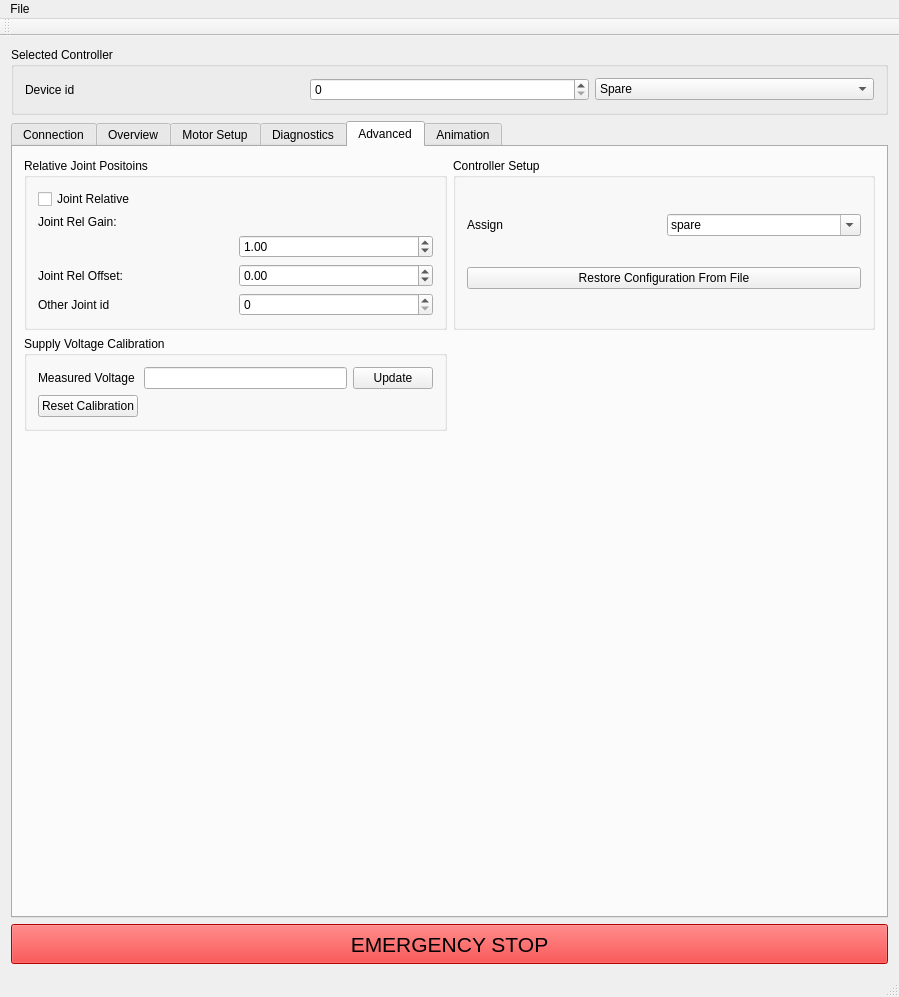
craftit/DogBotSoftware, file GUI/mainwindow.ui: the form before one commit.
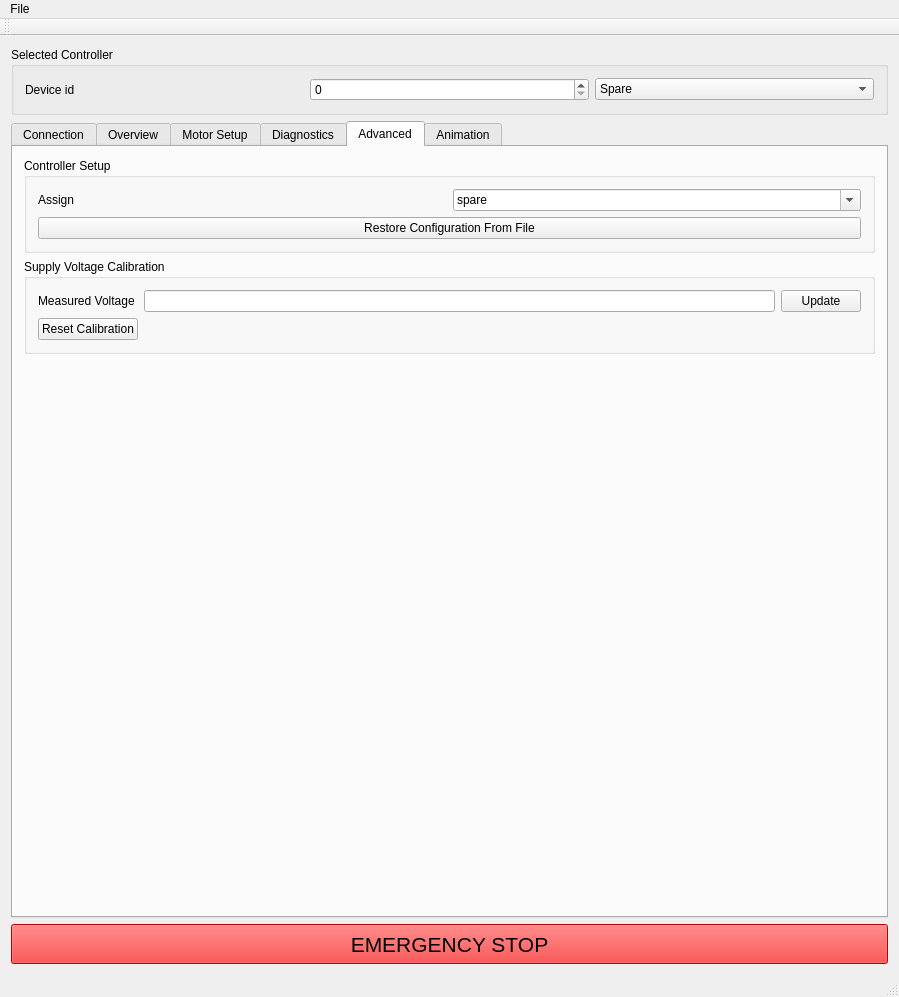
The form after the commit. The open tabs and pages were chosen to show the change. Icons and pictures are not drawn.

Commit message: Remove joint relative code to simplify firmware.

The edit to the form file:
```diff
--- a/GUI/mainwindow.ui
+++ b/GUI/mainwindow.ui
@@ -1293,70 +1293,53 @@
         <string>Advanced</string>
        </attribute>
        <layout class="QGridLayout" name="gridLayout_5">
+        <item row="4" column="0">
+         <spacer name="verticalSpacer_3">
+          <property name="orientation">
+           <enum>Qt::Vertical</enum>
+          </property>
+          <property name="sizeHint" stdset="0">
+           <size>
+            <width>20</width>
+            <height>40</height>
+           </size>
+          </property>
+         </spacer>
+        </item>
+        <item row="2" column="0">
+         <widget class="QGroupBox" name="groupBox_13">
+          <property name="title">
+           <string>Supply Voltage Calibration</string>
+          </property>
+          <layout class="QGridLayout" name="gridLayout_18">
+           <item row="0" column="2">
+            <widget class="QPushButton" name="pushButtonUpdateSupplyCal">
+             <property name="text">
+              <string>Update</string>
+             </property>
+            </widget>
+           </item>
+           <item row="0" column="1">
+            <widget class="QLineEdit" name="lineEditMeasuredSupplyVoltage"/>
+           </item>
+           <item row="0" column="0">
+            <widget class="QLabel" name="label_46">
+             <property name="text">
+              <string>Measured Voltage</string>
+             </property>
+            </widget>
+           </item>
+           <item row="1" column="0">
+            <widget class="QPushButton" name="pushButtonResetSupplyVoltageCal">
+             <property name="text">
+              <string>Reset Calibration</string>
+             </property>
+            </widget>
+           </item>
+          </layout>
+         </widget>
+        </item>
         <item row="0" column="0">
-         <widget class="QGroupBox" name="groupBox_2">
-          <property name="title">
-           <string>Relative Joint Positoins</string>
-          </property>
-          <layout class="QGridLayout" name="gridLayout_4">
-           <item row="3" column="1">
-            <widget class="QDoubleSpinBox" name="doubleSpinBoxJointRelOffset">
-             <property name="minimum">
-              <double>-360.000000000000000</double>
-             </property>
-             <property name="maximum">
-              <double>360.000000000000000</double>
-             </property>
-            </widget>
-           </item>
-           <item row="1" column="0">
-            <widget class="QLabel" name="label_16">
-             <property name="text">
-              <string>Joint Rel Gain:</string>
-             </property>
-            </widget>
-           </item>
-           <item row="3" column="0">
-            <widget class="QLabel" name="label_17">
-             <property name="text">
-              <string>Joint Rel Offset:</string>
-             </property>
-            </widget>
-           </item>
-           <item row="4" column="0">
-            <widget class="QLabel" name="label_6">
-             <property name="text">
-              <string>Other Joint id</string>
-             </property>
-            </widget>
-           </item>
-           <item row="4" column="1">
-            <widget class="QSpinBox" name="spinOtherJointId"/>
-           </item>
-           <item row="0" column="0">
-            <widget class="QCheckBox" name="checkBoxJointRelative">
-             <property name="text">
-              <string>Joint Relative</string>
-             </property>
-            </widget>
-           </item>
-           <item row="2" column="1">
-            <widget class="QDoubleSpinBox" name="doubleSpinBoxJointRelGain">
-             <property name="minimum">
-              <double>-10.000000000000000</double>
-             </property>
-             <property name="maximum">
-              <double>10.000000000000000</double>
-             </property>
-             <property name="value">
-              <double>1.000000000000000</double>
-             </property>
-            </widget>
-           </item>
-          </layout>
-         </widget>
-        </item>
-        <item row="0" column="1">
          <widget class="QGroupBox" name="groupBox_11">
           <property name="title">
            <string>Controller Setup</string>
@@ -1451,65 +1434,6 @@
           </layout>
          </widget>
         </item>
-        <item row="1" column="0">
-         <widget class="QGroupBox" name="groupBox_13">
-          <property name="title">
-           <string>Supply Voltage Calibration</string>
-          </property>
-          <layout class="QGridLayout" name="gridLayout_18">
-           <item row="0" column="2">
-            <widget class="QPushButton" name="pushButtonUpdateSupplyCal">
-             <property name="text">
-              <string>Update</string>
-             </property>
-            </widget>
-           </item>
-           <item row="0" column="1">
-            <widget class="QLineEdit" name="lineEditMeasuredSupplyVoltage"/>
-           </item>
-           <item row="0" column="0">
-            <widget class="QLabel" name="label_46">
-             <property name="text">
-              <string>Measured Voltage</string>
-             </property>
-            </widget>
-           </item>
-           <item row="1" column="0">
-            <widget class="QPushButton" name="pushButtonResetSupplyVoltageCal">
-             <property name="text">
-              <string>Reset Calibration</string>
-             </property>
-            </widget>
-           </item>
-          </layout>
-         </widget>
-        </item>
-        <item row="2" column="0">
-         <spacer name="verticalSpacer_3">
-          <property name="orientation">
-           <enum>Qt::Vertical</enum>
-          </property>
-          <property name="sizeHint" stdset="0">
-           <size>
-            <width>20</width>
-            <height>40</height>
-           </size>
-          </property>
-         </spacer>
-        </item>
-        <item row="1" column="1">
-         <spacer name="horizontalSpacer_3">
-          <property name="orientation">
-           <enum>Qt::Horizontal</enum>
-          </property>
-          <property name="sizeHint" stdset="0">
-           <size>
-            <width>40</width>
-            <height>20</height>
-           </size>
-          </property>
-         </spacer>
-        </item>
        </layout>
       </widget>
       <widget class="QWidget" name="tab_Animation">
```
Left out of the diff: 2 changed lines with no effect on the pictures. The commit also changes 9 other files.
